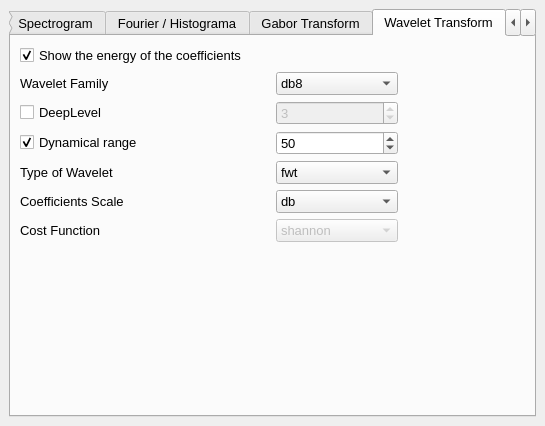
dkmpos89/EMGsoft, file appsettings.ui: the form before one commit.
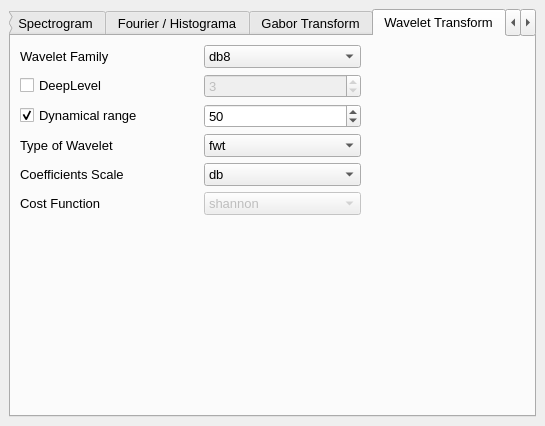
The form after the commit. The open tabs and pages were chosen to show the change. Icons and pictures are not drawn.

```diff
--- a/appsettings.ui
+++ b/appsettings.ui
@@ -1036,46 +1036,56 @@
         <string>Wavelet Transform</string>
        </attribute>
        <layout class="QGridLayout" name="gridLayout_11">
-        <item row="0" column="0" colspan="2">
-         <widget class="QCheckBox" name="sgram_lin_2">
-          <property name="text">
-           <string>Show the energy of the coefficients</string>
-          </property>
-          <property name="checked">
-           <bool>true</bool>
-          </property>
-         </widget>
-        </item>
-        <item row="0" column="3">
-         <widget class="QLabel" name="labelLin_2">
-          <property name="maximumSize">
-           <size>
-            <width>16777215</width>
-            <height>16777215</height>
-           </size>
-          </property>
-          <property name="toolTip">
-           <string>&lt;html&gt;&lt;head/&gt;&lt;body&gt;&lt;p&gt;Show the energy of the coefficients on a linear scale.&lt;/p&gt;&lt;/body&gt;&lt;/html&gt;</string>
-          </property>
-          <property name="text">
-           <string/>
-          </property>
-          <property name="pixmap">
-           <pixmap>:/imagenes/info.png</pixmap>
-          </property>
-          <property name="alignment">
-           <set>Qt::AlignCenter</set>
-          </property>
-         </widget>
-        </item>
-        <item row="1" column="0">
+        <item row="0" column="0">
          <widget class="QLabel" name="wav_fam">
           <property name="text">
            <string>Wavelet Family</string>
           </property>
          </widget>
         </item>
-        <item row="1" column="2">
+        <item row="1" column="3">
+         <widget class="QLabel" name="labelWlen_2">
+          <property name="toolTip">
+           <string>&lt;html&gt;&lt;head/&gt;&lt;body&gt;&lt;p&gt;Window length. Specifies the length of the window measured in ms. &lt;/p&gt;&lt;/body&gt;&lt;/html&gt;</string>
+          </property>
+          <property name="text">
+           <string/>
+          </property>
+          <property name="pixmap">
+           <pixmap resource="images.qrc">:/imagenes/info.png</pixmap>
+          </property>
+          <property name="alignment">
+           <set>Qt::AlignCenter</set>
+          </property>
+         </widget>
+        </item>
+        <item row="0" column="3">
+         <widget class="QLabel" name="labelTfr_2">
+          <property name="toolTip">
+           <string>&lt;html&gt;&lt;head/&gt;&lt;body&gt;&lt;p&gt;Set the ratio of frequency resolution to time resolution. A value &lt;span style=&quot; color:#ff0000;&quot;&gt;v=1&lt;/span&gt; is the default. Setting &lt;span style=&quot; color:#ff0000;&quot;&gt;v&amp;gt;1&lt;/span&gt; will give better frequency resolution at the expense of a worse time resolution. A value of &lt;span style=&quot; color:#ff0000;&quot;&gt;0&amp;lt;v&amp;lt;1&lt;/span&gt; will do the opposite&lt;/p&gt;&lt;/body&gt;&lt;/html&gt;</string>
+          </property>
+          <property name="text">
+           <string/>
+          </property>
+          <property name="pixmap">
+           <pixmap resource="images.qrc">:/imagenes/info.png</pixmap>
+          </property>
+          <property name="alignment">
+           <set>Qt::AlignCenter</set>
+          </property>
+         </widget>
+        </item>
+        <item row="1" column="0">
+         <widget class="QCheckBox" name="wav_deepLlevel">
+          <property name="text">
+           <string>DeepLevel</string>
+          </property>
+          <property name="checked">
+           <bool>false</bool>
+          </property>
+         </widget>
+        </item>
+        <item row="0" column="2">
          <widget class="QComboBox" name="wav_fam_value">
           <item>
            <property name="text">
@@ -1114,33 +1124,7 @@
           </item>
          </widget>
         </item>
-        <item row="1" column="3">
-         <widget class="QLabel" name="labelTfr_2">
-          <property name="toolTip">
-           <string>&lt;html&gt;&lt;head/&gt;&lt;body&gt;&lt;p&gt;Set the ratio of frequency resolution to time resolution. A value &lt;span style=&quot; color:#ff0000;&quot;&gt;v=1&lt;/span&gt; is the default. Setting &lt;span style=&quot; color:#ff0000;&quot;&gt;v&amp;gt;1&lt;/span&gt; will give better frequency resolution at the expense of a worse time resolution. A value of &lt;span style=&quot; color:#ff0000;&quot;&gt;0&amp;lt;v&amp;lt;1&lt;/span&gt; will do the opposite&lt;/p&gt;&lt;/body&gt;&lt;/html&gt;</string>
-          </property>
-          <property name="text">
-           <string/>
-          </property>
-          <property name="pixmap">
-           <pixmap>:/imagenes/info.png</pixmap>
-          </property>
-          <property name="alignment">
-           <set>Qt::AlignCenter</set>
-          </property>
-         </widget>
-        </item>
-        <item row="2" column="0">
-         <widget class="QCheckBox" name="wav_deepLlevel">
-          <property name="text">
-           <string>DeepLevel</string>
-          </property>
-          <property name="checked">
-           <bool>false</bool>
-          </property>
-         </widget>
-        </item>
-        <item row="2" column="2">
+        <item row="1" column="2">
          <widget class="QSpinBox" name="wav_deepLlevel_value">
           <property name="enabled">
            <bool>false</bool>
@@ -1157,7 +1141,7 @@
          </widget>
         </item>
         <item row="2" column="3">
-         <widget class="QLabel" name="labelWlen_2">
+         <widget class="QLabel" name="label_8">
           <property name="toolTip">
            <string>&lt;html&gt;&lt;head/&gt;&lt;body&gt;&lt;p&gt;Window length. Specifies the length of the window measured in ms. &lt;/p&gt;&lt;/body&gt;&lt;/html&gt;</string>
           </property>
@@ -1173,6 +1157,13 @@
          </widget>
         </item>
         <item row="3" column="0">
+         <widget class="QLabel" name="wav_type_value_2">
+          <property name="text">
+           <string>Type of Wavelet</string>
+          </property>
+         </widget>
+        </item>
+        <item row="2" column="0">
          <widget class="QCheckBox" name="wav_dynr">
           <property name="text">
            <string>Dynamical range</string>
@@ -1182,7 +1173,7 @@
           </property>
          </widget>
         </item>
-        <item row="3" column="2">
+        <item row="2" column="2">
          <widget class="QSpinBox" name="wav_dynr_value">
           <property name="enabled">
            <bool>true</bool>
@@ -1195,8 +1186,8 @@
           </property>
          </widget>
         </item>
-        <item row="3" column="3">
-         <widget class="QLabel" name="label_8">
+        <item row="4" column="3">
+         <widget class="QLabel" name="labelTfr_4">
           <property name="toolTip">
            <string>&lt;html&gt;&lt;head/&gt;&lt;body&gt;&lt;p&gt;Limit the dynamical range to &lt;span style=&quot; color:#ff0000;&quot;&gt;r&lt;/span&gt; by using a colormap in the interval &lt;span style=&quot; color:#ff0000;&quot;&gt;[chigh−r,chigh]&lt;/span&gt;, where &lt;span style=&quot; color:#0000ff;&quot;&gt;chigh&lt;/span&gt; is the highest value in the plot. The default value is &lt;span style=&quot; color:#ff0000;&quot;&gt;100&lt;/span&gt;.&lt;/p&gt;&lt;/body&gt;&lt;/html&gt;</string>
           </property>
@@ -1211,14 +1202,54 @@
           </property>
          </widget>
         </item>
-        <item row="4" column="0">
-         <widget class="QLabel" name="wav_type_value_2">
-          <property name="text">
-           <string>Type of Wavelet</string>
-          </property>
-         </widget>
-        </item>
         <item row="4" column="2">
+         <widget class="QComboBox" name="coeff_scale_value">
+          <item>
+           <property name="text">
+            <string>db</string>
+           </property>
+          </item>
+          <item>
+           <property name="text">
+            <string>dbsq</string>
+           </property>
+          </item>
+          <item>
+           <property name="text">
+            <string>lin</string>
+           </property>
+          </item>
+          <item>
+           <property name="text">
+            <string>linabs</string>
+           </property>
+          </item>
+         </widget>
+        </item>
+        <item row="3" column="3">
+         <widget class="QLabel" name="labelTfr_3">
+          <property name="toolTip">
+           <string>&lt;html&gt;&lt;head/&gt;&lt;body&gt;&lt;p&gt;Set the ratio of frequency resolution to time resolution. A value &lt;span style=&quot; color:#ff0000;&quot;&gt;v=1&lt;/span&gt; is the default. Setting &lt;span style=&quot; color:#ff0000;&quot;&gt;v&amp;gt;1&lt;/span&gt; will give better frequency resolution at the expense of a worse time resolution. A value of &lt;span style=&quot; color:#ff0000;&quot;&gt;0&amp;lt;v&amp;lt;1&lt;/span&gt; will do the opposite&lt;/p&gt;&lt;/body&gt;&lt;/html&gt;</string>
+          </property>
+          <property name="text">
+           <string/>
+          </property>
+          <property name="pixmap">
+           <pixmap resource="images.qrc">:/imagenes/info.png</pixmap>
+          </property>
+          <property name="alignment">
+           <set>Qt::AlignCenter</set>
+          </property>
+         </widget>
+        </item>
+        <item row="4" column="0">
+         <widget class="QLabel" name="coeff_scale_label">
+          <property name="text">
+           <string>Coefficients Scale</string>
+          </property>
+         </widget>
+        </item>
+        <item row="3" column="2">
          <widget class="QComboBox" name="wav_type_value">
           <item>
            <property name="text">
@@ -1252,77 +1283,7 @@
           </item>
          </widget>
         </item>
-        <item row="4" column="3">
-         <widget class="QLabel" name="labelTfr_3">
-          <property name="toolTip">
-           <string>&lt;html&gt;&lt;head/&gt;&lt;body&gt;&lt;p&gt;Set the ratio of frequency resolution to time resolution. A value &lt;span style=&quot; color:#ff0000;&quot;&gt;v=1&lt;/span&gt; is the default. Setting &lt;span style=&quot; color:#ff0000;&quot;&gt;v&amp;gt;1&lt;/span&gt; will give better frequency resolution at the expense of a worse time resolution. A value of &lt;span style=&quot; color:#ff0000;&quot;&gt;0&amp;lt;v&amp;lt;1&lt;/span&gt; will do the opposite&lt;/p&gt;&lt;/body&gt;&lt;/html&gt;</string>
-          </property>
-          <property name="text">
-           <string/>
-          </property>
-          <property name="pixmap">
-           <pixmap>:/imagenes/info.png</pixmap>
-          </property>
-          <property name="alignment">
-           <set>Qt::AlignCenter</set>
-          </property>
-         </widget>
-        </item>
-        <item row="5" column="0">
-         <widget class="QLabel" name="coeff_scale_label">
-          <property name="text">
-           <string>Coefficients Scale</string>
-          </property>
-         </widget>
-        </item>
         <item row="5" column="2">
-         <widget class="QComboBox" name="coeff_scale_value">
-          <item>
-           <property name="text">
-            <string>db</string>
-           </property>
-          </item>
-          <item>
-           <property name="text">
-            <string>dbsq</string>
-           </property>
-          </item>
-          <item>
-           <property name="text">
-            <string>lin</string>
-           </property>
-          </item>
-          <item>
-           <property name="text">
-            <string>linabs</string>
-           </property>
-          </item>
-         </widget>
-        </item>
-        <item row="5" column="3">
-         <widget class="QLabel" name="labelTfr_4">
-          <property name="toolTip">
-           <string>&lt;html&gt;&lt;head/&gt;&lt;body&gt;&lt;p&gt;Set the ratio of frequency resolution to time resolution. A value &lt;span style=&quot; color:#ff0000;&quot;&gt;v=1&lt;/span&gt; is the default. Setting &lt;span style=&quot; color:#ff0000;&quot;&gt;v&amp;gt;1&lt;/span&gt; will give better frequency resolution at the expense of a worse time resolution. A value of &lt;span style=&quot; color:#ff0000;&quot;&gt;0&amp;lt;v&amp;lt;1&lt;/span&gt; will do the opposite&lt;/p&gt;&lt;/body&gt;&lt;/html&gt;</string>
-          </property>
-          <property name="text">
-           <string/>
-          </property>
-          <property name="pixmap">
-           <pixmap>:/imagenes/info.png</pixmap>
-          </property>
-          <property name="alignment">
-           <set>Qt::AlignCenter</set>
-          </property>
-         </widget>
-        </item>
-        <item row="6" column="0">
-         <widget class="QLabel" name="coeff_scale_label_2">
-          <property name="text">
-           <string>Cost Function</string>
-          </property>
-         </widget>
-        </item>
-        <item row="6" column="2">
          <widget class="QComboBox" name="cost_func">
           <property name="enabled">
            <bool>false</bool>
@@ -1339,7 +1300,7 @@
           </item>
          </widget>
         </item>
-        <item row="6" column="3">
+        <item row="5" column="3">
          <widget class="QLabel" name="labelTfr_6">
           <property name="toolTip">
            <string>&lt;html&gt;&lt;head/&gt;&lt;body&gt;&lt;p&gt;Set the ratio of frequency resolution to time resolution. A value &lt;span style=&quot; color:#ff0000;&quot;&gt;v=1&lt;/span&gt; is the default. Setting &lt;span style=&quot; color:#ff0000;&quot;&gt;v&amp;gt;1&lt;/span&gt; will give better frequency resolution at the expense of a worse time resolution. A value of &lt;span style=&quot; color:#ff0000;&quot;&gt;0&amp;lt;v&amp;lt;1&lt;/span&gt; will do the opposite&lt;/p&gt;&lt;/body&gt;&lt;/html&gt;</string>
@@ -1355,7 +1316,14 @@
           </property>
          </widget>
         </item>
-        <item row="7" column="1">
+        <item row="5" column="0">
+         <widget class="QLabel" name="coeff_scale_label_2">
+          <property name="text">
+           <string>Cost Function</string>
+          </property>
+         </widget>
+        </item>
+        <item row="6" column="1">
          <spacer name="verticalSpacer_8">
           <property name="orientation">
            <enum>Qt::Vertical</enum>
```
Left out of the diff: 42 changed lines with no effect on the pictures.
